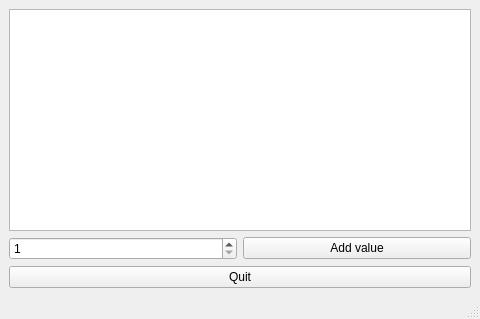
Old version of the form Sessie10_number_display_app.ui in the repository charleyabcouwer/Oefenopdrachten-NSP2.
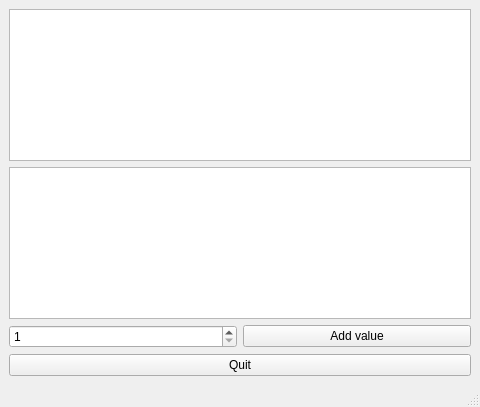
New version of the form. Custom widgets are drawn as their Qt base class.

Commit message: Laatste opdrachten

The edit to the form file:
```diff
--- a/Sessie10_number_display_app.ui
+++ b/Sessie10_number_display_app.ui
@@ -7,7 +7,7 @@
     <x>0</x>
     <y>0</y>
     <width>480</width>
-    <height>319</height>
+    <height>407</height>
    </rect>
   </property>
   <property name="windowTitle">
@@ -15,6 +15,9 @@
   </property>
   <widget class="QWidget" name="centralwidget">
    <layout class="QVBoxLayout" name="verticalLayout">
+    <item>
+     <widget class="PlotWidget" name="plot_widget"/>
+    </item>
     <item>
      <widget class="QTextEdit" name="textedit"/>
     </item>
@@ -64,6 +67,13 @@
   </widget>
   <widget class="QStatusBar" name="statusbar"/>
  </widget>
+ <customwidgets>
+  <customwidget>
+   <class>PlotWidget</class>
+   <extends>QGraphicsView</extends>
+   <header>pyqtgraph</header>
+  </customwidget>
+ </customwidgets>
  <resources/>
  <connections/>
 </ui>
```
